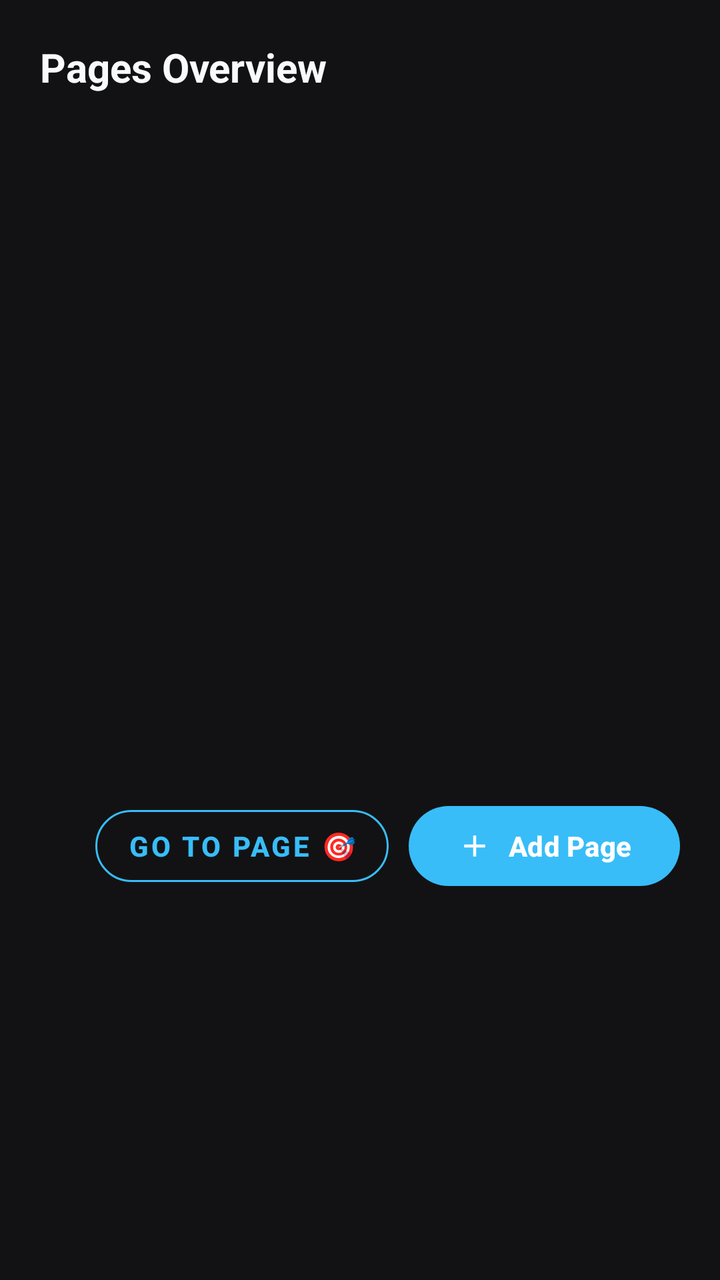
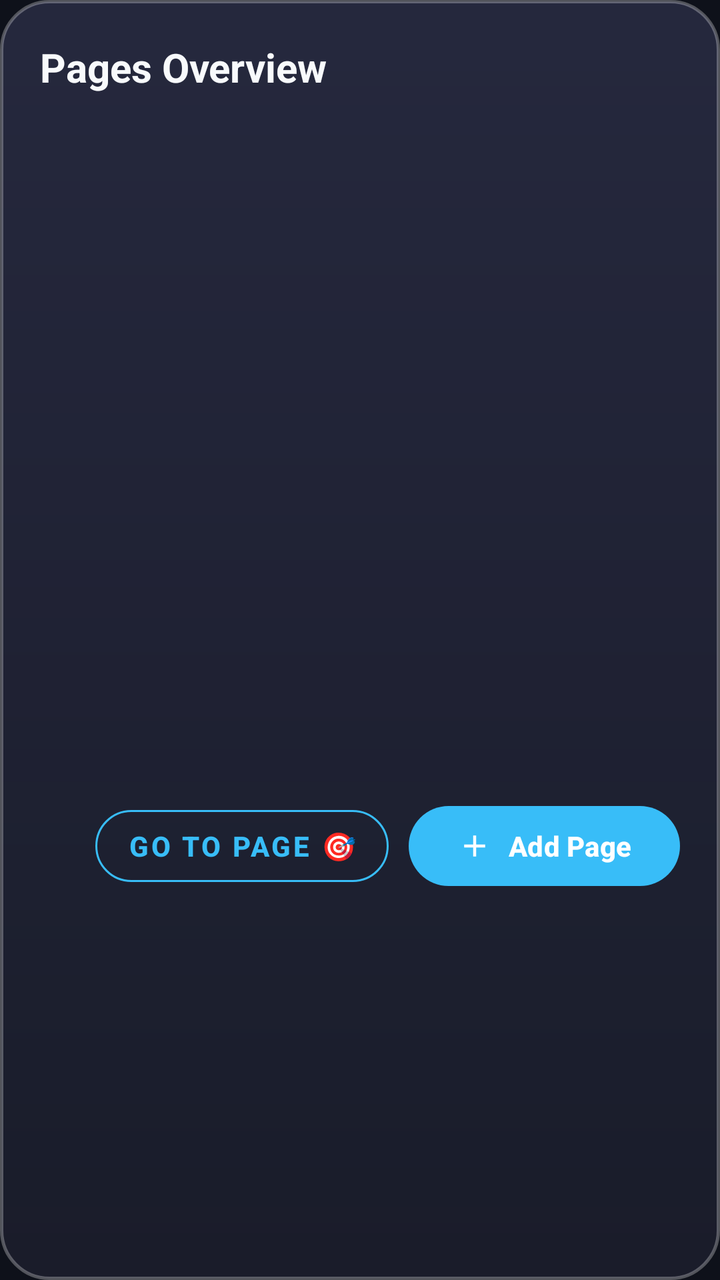

Compare the two renders of this Android layout. The source of the first and the diff that turns it into the second are given below.
<!-- AndroidManifest.xml: application theme Theme.OpenNotes -->
<!-- res/layout/dialog_page_overview.xml -->
<?xml version="1.0" encoding="utf-8"?>
<LinearLayout xmlns:android="http://schemas.android.com/apk/res/android"
    xmlns:app="http://schemas.android.com/apk/res-auto"
    android:layout_width="match_parent"
    android:layout_height="wrap_content"
    android:orientation="vertical"
    android:padding="20dp">

    <TextView
        android:layout_width="wrap_content"
        android:layout_height="wrap_content"
        android:text="@string/pages_overview"
        android:textColor="@color/text_primary"
        android:textSize="20sp"
        android:textStyle="bold" />

    <androidx.recyclerview.widget.RecyclerView
        android:id="@+id/recyclerViewPages"
        android:layout_width="match_parent"
        android:layout_height="320dp"
        android:layout_marginTop="16dp" />

    <LinearLayout
        android:layout_width="match_parent"
        android:layout_height="wrap_content"
        android:orientation="horizontal"
        android:gravity="end"
        android:layout_marginTop="16dp">

        <com.google.android.material.button.MaterialButton
            android:id="@+id/btnOverviewGoToPage"
            android:layout_width="wrap_content"
            android:layout_height="wrap_content"
            android:text="Go to Page 🎯"
            android:textStyle="bold"
            android:textColor="@color/accent"
            app:strokeColor="@color/accent"
            app:strokeWidth="1dp"
            style="@style/Widget.MaterialComponents.Button.OutlinedButton"
            app:cornerRadius="20dp"
            android:layout_marginEnd="10dp" />

        <com.google.android.material.button.MaterialButton
            android:id="@+id/btnOverviewAddPage"
            android:layout_width="wrap_content"
            android:layout_height="wrap_content"
            android:text="@string/add_page"
            android:textStyle="bold"
            app:icon="@drawable/ic_add"
            app:iconTint="#FFFFFF"
            android:textColor="#FFFFFF"
            app:backgroundTint="@color/accent"
            app:cornerRadius="20dp" />
    </LinearLayout>

</LinearLayout>
<!-- resources referenced by this layout -->
<resources>
  <color name="accent">#38BDF8</color>
  <color name="text_primary">#F8FAFC</color>
  <!-- drawable ic_add (drawable) -->
  <vector xmlns:android="http://schemas.android.com/apk/res/android"
      android:width="24dp"
      android:height="24dp"
      android:viewportWidth="24"
      android:viewportHeight="24">
      <path
          android:fillColor="#FFFFFF"
          android:pathData="M19,13h-6v6h-2v-6H5v-2h6V5h2v6h6v2z" />
  </vector>
  <string name="add_page">Add Page</string>
  <string name="pages_overview">Pages Overview</string>
  <color name="accent_light">#1E293B</color>
  <color name="accent_blue">#3B82F6</color>
  <color name="surface_variant">#2A2A32</color>
  <color name="window_background">#121214</color>
  <color name="surface">#1E1E24</color>
  <color name="text_secondary">#94A3B8</color>
  <color name="divider">#33333E</color>
  <style name="ThemeOverlay.OpenNotes.MaterialAlertDialog" parent="ThemeOverlay.Material3.MaterialAlertDialog">
          <item name="colorSurface">@color/surface_card</item>
          <item name="colorOnSurface">@color/text_primary</item>
          <item name="colorOnSurfaceVariant">@color/text_secondary</item>
          <item name="colorPrimary">@color/accent</item>
          <item name="colorOnPrimary">#FFFFFF</item>
  
          
          <item name="buttonBarPositiveButtonStyle">@style/Widget.OpenNotes.DialogButton.Positive</item>
          <item name="buttonBarNegativeButtonStyle">@style/Widget.OpenNotes.DialogButton.Negative</item>
          <item name="buttonBarNeutralButtonStyle">@style/Widget.OpenNotes.DialogButton.Neutral</item>
          <item name="android:buttonBarPositiveButtonStyle">@style/Widget.OpenNotes.DialogButton.Positive</item>
          <item name="android:buttonBarNegativeButtonStyle">@style/Widget.OpenNotes.DialogButton.Negative</item>
          <item name="android:buttonBarNeutralButtonStyle">@style/Widget.OpenNotes.DialogButton.Neutral</item>
      </style>
  <color name="surface_card">#24242B</color>
  <style name="Widget.OpenNotes.DialogButton.Positive" parent="Widget.Material3.Button.TextButton.Dialog">
          <item name="android:textColor">@color/accent</item>
          <item name="android:textStyle">bold</item>
          <item name="android:textSize">14sp</item>
          <item name="android:textAllCaps">false</item>
      </style>
  <style name="Widget.OpenNotes.DialogButton.Negative" parent="Widget.Material3.Button.TextButton.Dialog">
          <item name="android:textColor">@color/text_primary</item>
          <item name="android:textStyle">bold</item>
          <item name="android:textSize">14sp</item>
          <item name="android:textAllCaps">false</item>
      </style>
  <style name="Widget.OpenNotes.DialogButton.Neutral" parent="Widget.Material3.Button.TextButton.Dialog">
          <item name="android:textColor">@color/text_secondary</item>
          <item name="android:textSize">14sp</item>
          <item name="android:textAllCaps">false</item>
      </style>
  <!-- unchanged entries left out for length: 1 -->
</resources>

<!-- the commit's change to res/layout/dialog_page_overview.xml (unified diff, before → after) -->
@@ -4,6 +4,7 @@
     android:layout_width="match_parent"
     android:layout_height="wrap_content"
     android:orientation="vertical"
+    android:background="@drawable/shape_dialog_bg"
     android:padding="20dp">
 
     <TextView
<!-- resource entries referenced after the edit -->
@@ -12,15 +12,32 @@
           android:fillColor="#FFFFFF"
           android:pathData="M19,13h-6v6h-2v-6H5v-2h6V5h2v6h6v2z" />
   </vector>
+  <!-- drawable shape_dialog_bg (drawable) -->
+  <?xml version="1.0" encoding="utf-8"?>
+  <layer-list xmlns:android="http://schemas.android.com/apk/res/android">
+      <item>
+          <shape android:shape="rectangle">
+              <corners android:radius="24dp" />
+              <gradient
+                  android:angle="270"
+                  android:startColor="#F526293E"
+                  android:endColor="#EC1A1C2B"
+                  android:type="linear" />
+              <stroke
+                  android:width="1.5dp"
+                  android:color="#48FFFFFF" />
+          </shape>
+      </item>
+  </layer-list>
   <string name="add_page">Add Page</string>
   <string name="pages_overview">Pages Overview</string>
   <color name="accent_light">#1E293B</color>
   <color name="accent_blue">#3B82F6</color>
-  <color name="surface_variant">#2A2A32</color>
-  <color name="window_background">#121214</color>
-  <color name="surface">#1E1E24</color>
+  <color name="surface_variant">#80181A26</color>
+  <color name="window_background">#0E111A</color>
+  <color name="surface">#D91A1C28</color>
   <color name="text_secondary">#94A3B8</color>
-  <color name="divider">#33333E</color>
+  <color name="divider">#33FFFFFF</color>
   <style name="ThemeOverlay.OpenNotes.MaterialAlertDialog" parent="ThemeOverlay.Material3.MaterialAlertDialog">
           <item name="colorSurface">@color/surface_card</item>
           <item name="colorOnSurface">@color/text_primary</item>
@@ -36,7 +53,7 @@
           <item name="android:buttonBarNegativeButtonStyle">@style/Widget.OpenNotes.DialogButton.Negative</item>
           <item name="android:buttonBarNeutralButtonStyle">@style/Widget.OpenNotes.DialogButton.Neutral</item>
       </style>
-  <color name="surface_card">#24242B</color>
+  <color name="surface_card">#E6202232</color>
   <style name="Widget.OpenNotes.DialogButton.Positive" parent="Widget.Material3.Button.TextButton.Dialog">
           <item name="android:textColor">@color/accent</item>
           <item name="android:textStyle">bold</item>
